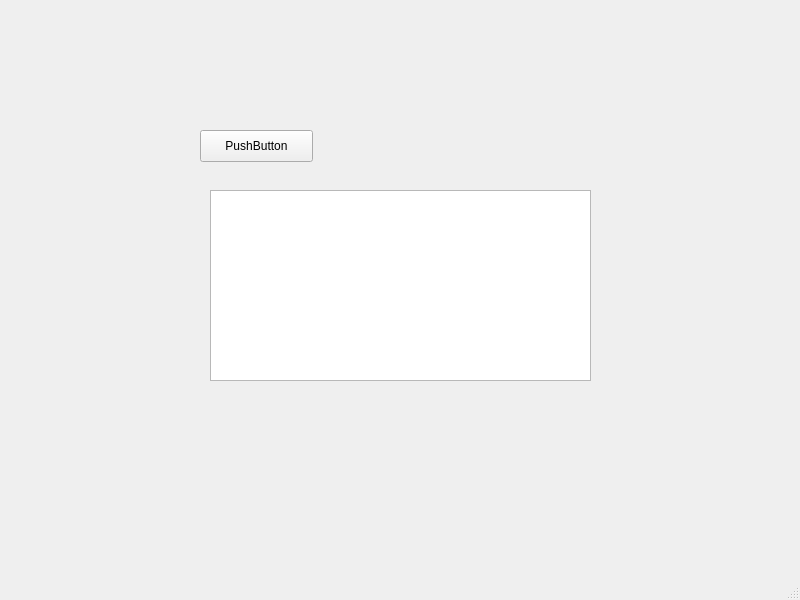
The window that threaddemo/ui.ui (huan123/Demo) describes before a commit, drawn with Qt 5.
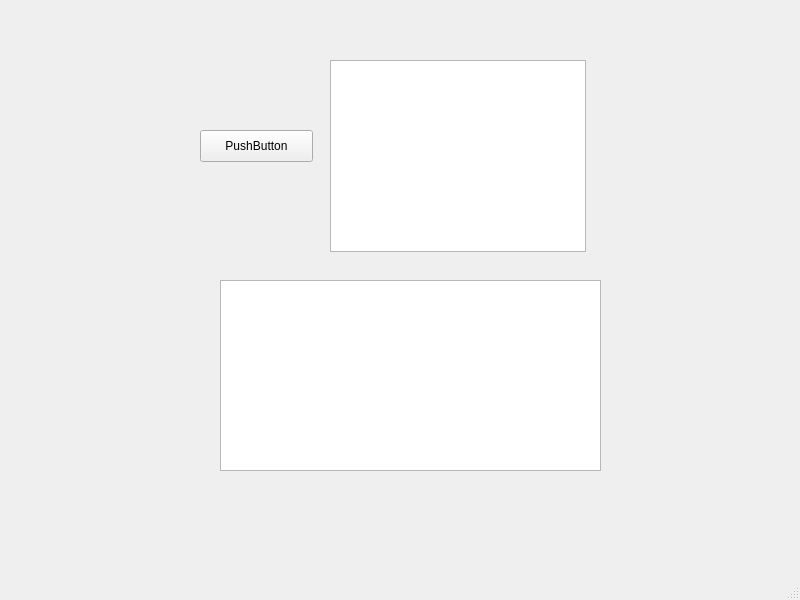
The same window after the commit.

The edit to the form file:
```diff
--- a/threaddemo/ui.ui
+++ b/threaddemo/ui.ui
@@ -30,13 +30,23 @@
    <widget class="QTextEdit" name="textEdit">
     <property name="geometry">
      <rect>
-      <x>210</x>
-      <y>190</y>
+      <x>220</x>
+      <y>280</y>
       <width>381</width>
       <height>191</height>
      </rect>
     </property>
    </widget>
+   <widget class="QGraphicsView" name="graphicsView">
+    <property name="geometry">
+     <rect>
+      <x>330</x>
+      <y>60</y>
+      <width>256</width>
+      <height>192</height>
+     </rect>
+    </property>
+   </widget>
   </widget>
   <widget class="QMenuBar" name="menubar">
    <property name="geometry">
```
